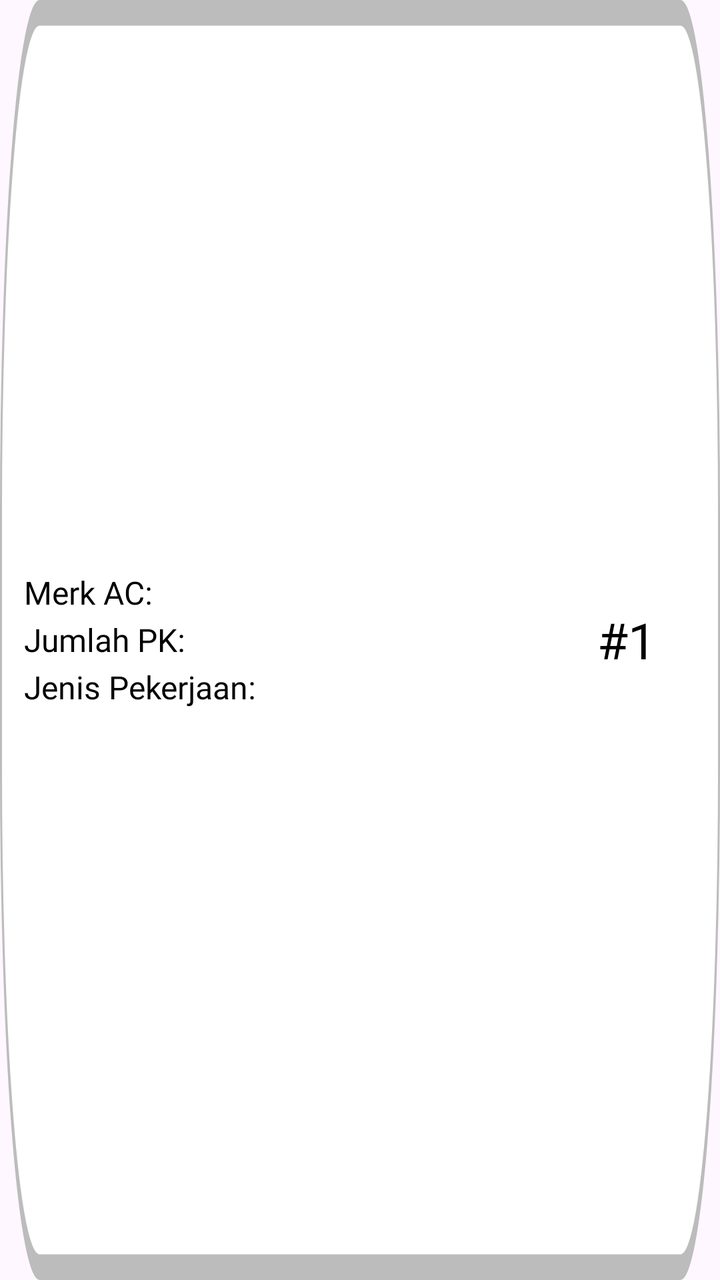
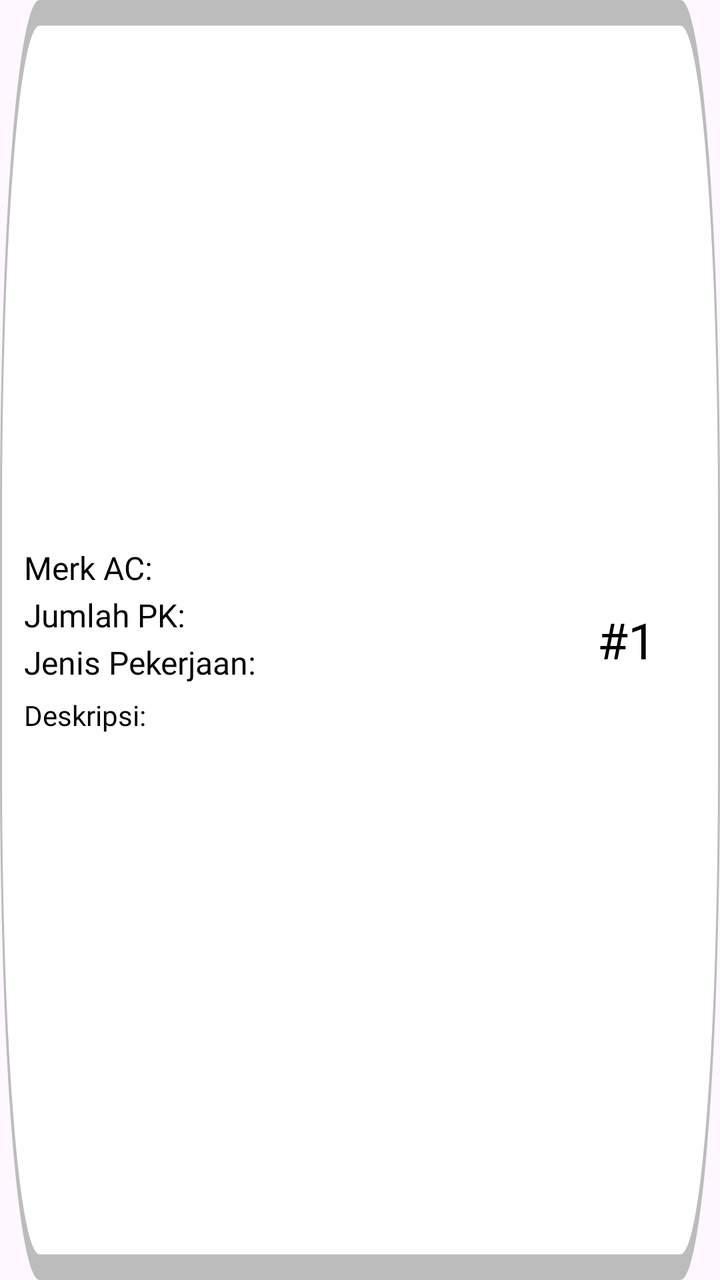

Before-and-after screenshots of an Android layout around one commit, followed by the original layout XML and the change that was made.
<!-- AndroidManifest.xml: application theme Theme.RefroTech -->
<!-- res/layout/item_ac_unit.xml -->
<?xml version="1.0" encoding="utf-8"?>
<LinearLayout xmlns:android="http://schemas.android.com/apk/res/android"
    android:layout_width="match_parent"
    android:layout_height="wrap_content"
    android:orientation="horizontal"
    android:gravity="center_vertical"
    android:padding="12dp"
    android:background="@drawable/input_box_login"
    android:layout_marginBottom="10dp">

    
    <LinearLayout
        android:layout_width="0dp"
        android:layout_height="wrap_content"
        android:layout_weight="1"
        android:orientation="vertical">

        <TextView
            android:id="@+id/tvMerkAC"
            android:layout_width="wrap_content"
            android:layout_height="wrap_content"
            android:text="Merk AC:"
            android:textColor="@color/black"
            android:textSize="16sp"
            android:fontFamily="@font/inter_bold"
            android:layout_marginBottom="2dp" />

        <TextView
            android:id="@+id/tvJumlahPK"
            android:layout_width="wrap_content"
            android:layout_height="wrap_content"
            android:text="Jumlah PK:"
            android:textColor="@color/black"
            android:textSize="16sp"
            android:fontFamily="@font/inter_bold"
            android:layout_marginBottom="2dp" />

        <TextView
            android:id="@+id/tvJenisPekerjaan"
            android:layout_width="wrap_content"
            android:layout_height="wrap_content"
            android:text="Jenis Pekerjaan:"
            android:textColor="@color/black"
            android:textSize="16sp"
            android:fontFamily="@font/inter_bold" />
    </LinearLayout>

    
    <TextView
        android:id="@+id/tvUnitNumber"
        android:layout_width="wrap_content"
        android:layout_height="wrap_content"
        android:text="#1"
        android:textColor="@color/black"
        android:paddingRight="20dp"
        android:textSize="25sp"
        android:fontFamily="@font/inter_bold"
        android:layout_marginStart="16dp"/>
</LinearLayout>
<!-- resources referenced by this layout -->
<resources>
  <color name="black">#FF000000</color>
  <!-- drawable input_box_login (drawable) -->
  <vector xmlns:android="http://schemas.android.com/apk/res/android"
      android:width="364dp"
      android:height="50dp"
      android:viewportWidth="364"
      android:viewportHeight="50">
    <path
        android:strokeWidth="1"
        android:pathData="M20,0.5L344,0.5A19.5,19.5 0,0 1,363.5 20L363.5,30A19.5,19.5 0,0 1,344 49.5L20,49.5A19.5,19.5 0,0 1,0.5 30L0.5,20A19.5,19.5 0,0 1,20 0.5z"
        android:fillColor="#ffffff"
        android:strokeColor="#BCBCBC"/>
  </vector>
  <style name="Theme.RefroTech" parent="Base.Theme.RefroTech" />
  <style name="Base.Theme.RefroTech" parent="Theme.Material3.DayNight.NoActionBar">
          
          
      </style>
</resources>

<!-- the commit's change to res/layout/item_ac_unit.xml (unified diff, before → after) -->
@@ -42,7 +42,19 @@
             android:text="Jenis Pekerjaan:"
             android:textColor="@color/black"
             android:textSize="16sp"
-            android:fontFamily="@font/inter_bold" />
+            android:fontFamily="@font/inter_bold"
+            android:layout_marginBottom="2dp" />
+
+        <TextView
+            android:id="@+id/tvDescription"
+            android:layout_width="wrap_content"
+            android:layout_height="wrap_content"
+            android:text="Deskripsi:"
+            android:textColor="@color/black"
+            android:textSize="14sp"
+            android:fontFamily="@font/inter_bold"
+            android:layout_marginTop="4dp"/>
+
     </LinearLayout>
 
     
@@ -56,4 +68,5 @@
         android:textSize="25sp"
         android:fontFamily="@font/inter_bold"
         android:layout_marginStart="16dp"/>
+
 </LinearLayout>
